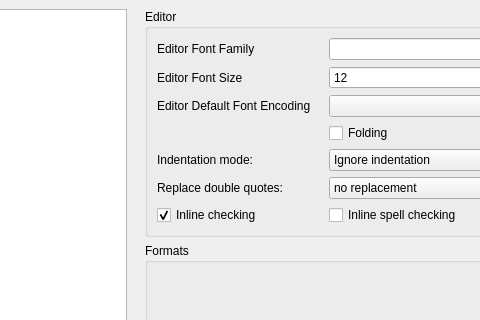
Above: configdialog.ui from svn2github/texstudio-trunk before the change; both pictures show x 82 to 562 and y 0 to 320 of the 1116 by 674 pixel window. Below: the same form after it.
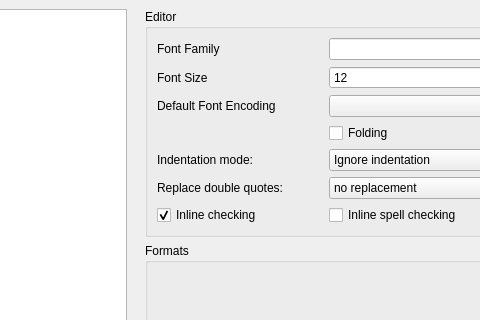
That is the form after the change. Icons and pictures are not drawn.

Commit message: Use shorter labels in Config->Editor

```diff
--- a/configdialog.ui
+++ b/configdialog.ui
@@ -1042,7 +1042,7 @@
           <item row="0" column="0">
            <widget class="QLabel" name="labelFamily">
             <property name="text">
-             <string>Editor Font Family</string>
+             <string>Font Family</string>
             </property>
            </widget>
           </item>
@@ -1058,8 +1058,14 @@
           </item>
           <item row="2" column="0">
            <widget class="QLabel" name="labelEncoding">
+            <property name="sizePolicy">
+             <sizepolicy hsizetype="Minimum" vsizetype="Preferred">
+              <horstretch>0</horstretch>
+              <verstretch>0</verstretch>
+             </sizepolicy>
+            </property>
             <property name="text">
-             <string>Editor Default Font Encoding</string>
+             <string>Default Font Encoding</string>
             </property>
            </widget>
           </item>
@@ -1111,7 +1117,7 @@
           <item row="1" column="0">
            <widget class="QLabel" name="labelSize">
             <property name="text">
-             <string>Editor Font Size</string>
+             <string>Font Size</string>
             </property>
            </widget>
           </item>
```
Left out of the diff: 4 changed lines with no effect on the pictures. The commit also changes 7 other files.
